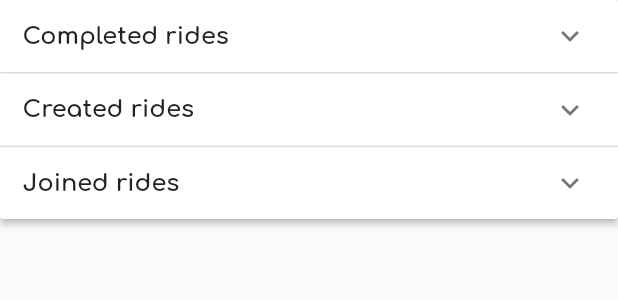
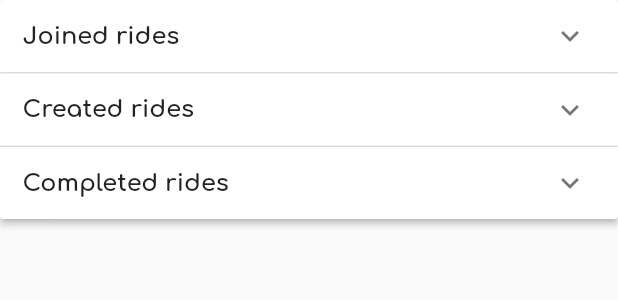
Before and after one commit to tompsota/RideWithMe, a Flutter app: the ProfileExpansionPanel widget shown alone on an empty page, opened directly with empty values, on a phone screen of 412 x 824 dp. Shown: the top 300 px of the screen. Run offline on Flutter 3.47's test engine with Material 2 defaults, Android fonts, the phone set to English and light mode, and no system bars; our stand-ins replace cloud_firestore, firebase_auth, firebase_core, font_awesome_flutter, google_fonts, google_sign_in and 4 more; missing offline and left inert: cloud_firestore_web, firebase_auth_web, firebase_core_web, google_sign_in_web; accounts and stored records are empty; network calls fail.

Commit message:
refactor: switched to combined stream of user's rides in ProfilePage, making it more responsive

```diff
--- a/lib/components/ride/rides_stream_builder.dart
+++ b/lib/components/ride/rides_stream_builder.dart
@@ -16,15 +16,15 @@ class RidesStreamBuilder extends StatelessWidget {
       stream: ridesStream,
       builder: (BuildContext context, AsyncSnapshot<List<RideModel>> snapshot) {
         if (snapshot.hasError) {
-          return Center(child: Text('Something went wrong!'));
+          return Text('Something went wrong!');
         }
 
         if (snapshot.connectionState == ConnectionState.waiting) {
-          return Center(child: Text("Loading rides ..."));
+          return Text("Loading rides ...");
         }
 
         if (!snapshot.hasData || snapshot.data?.length == 0) {
-          return Center(child: Text("No rides to show."));
+          return Text("No rides to show.");
         }
 
         return RidesListView(rides: snapshot.data);
--- a/lib/components/user/profile_expansion_panel.dart
+++ b/lib/components/user/profile_expansion_panel.dart
@@ -1,14 +1,12 @@
 import 'package:collection/collection.dart';
 import 'package:flutter/material.dart';
-import 'package:provider/provider.dart';
+import 'package:ride_with_me/components/ride/rides_list_view.dart';
 import 'package:tuple/tuple.dart';
 
-import '../../controllers/user_state_controller.dart';
-import '../../domain_layer/repositories/db_repository.dart';
-import '../../domain_layer/filters.dart';
+import '../../domain_layer/models/ride_model.dart';
 import '../../domain_layer/models/user_model.dart';
-import '../ride/rides_stream_builder.dart';
 import '../../utils/text.dart';
+
 
 class ProfileExpansionPanel extends StatefulWidget {
   final UserModel user;
@@ -25,17 +23,16 @@ class _ProfileExpansionPanelState extends State<ProfileExpansionPanel> {
   @override
   Widget build(BuildContext context) {
 
-    final ridesRepository = Provider.of<DbRepository>(context, listen: false).ridesRepository;
     final ridesData = [
-      Tuple2<String, List<String>>('Completed rides', widget.user.completedRidesIds),
-      Tuple2<String, List<String>>('Created rides', widget.user.createdRidesIds),
-      Tuple2<String, List<String>>('Joined rides', widget.user.joinedRidesIds),
+      Tuple2<String, List<RideModel>>('Joined rides', widget.user.joinedRides),
+      Tuple2<String, List<RideModel>>('Created rides', widget.user.createdRides),
+      Tuple2<String, List<RideModel>>('Completed rides', widget.user.completedRides),
     ];
 
     return ExpansionPanelList(
       children: ridesData.mapIndexed((i, data) {
-        final String headerTitle = data.item1;
-        final ridesIds = data.item2;
+        final headerTitle = data.item1;
+        final rides = data.item2;
         return ExpansionPanel(
           headerBuilder: (context, isExpanded) {
             return Padding(
@@ -43,7 +40,7 @@ class _ProfileExpansionPanelState extends State<ProfileExpansionPanel> {
               child: MediumText(headerTitle),
             );
           },
-          body: RidesStreamBuilder(ridesStream: ridesRepository.getRidesFromCollection(ridesIds)),
+          body: RidesListView(rides: rides),
           isExpanded: _isExpanded[i],
           canTapOnHeader: true,
         );
--- a/lib/domain_layer/filters.dart
+++ b/lib/domain_layer/filters.dart
@@ -48,7 +48,7 @@ class Filters {
         passesAvgSpeed,
         passesDistance,
         passesClimbing,
-        passesDuration,
+        // passesDuration,
 
       ];
 
--- a/lib/domain_layer/models/user_model.dart
+++ b/lib/domain_layer/models/user_model.dart
@@ -1,3 +1,4 @@
+import 'package:ride_with_me/domain_layer/models/ride_model.dart';
 import 'package:uuid/uuid.dart';
 
 import '../../data_layer/dtos/user.dart';
@@ -20,6 +21,10 @@ class UserModel {
   final List<String> joinedRidesIds;
   final List<String> completedRidesIds;
 
+  late List<RideModel> createdRides;
+  late List<RideModel> joinedRides;
+  late List<RideModel> completedRides;
+
   UserModel({
     required this.id,
     required this.email,
@@ -35,6 +40,9 @@ class UserModel {
     this.createdRidesIds = const [],
     this.joinedRidesIds = const [],
     this.completedRidesIds = const [],
+    this.createdRides = const[],
+    this.joinedRides = const[],
+    this.completedRides = const[],
   });
 
   UserModel.id({
@@ -51,6 +59,9 @@ class UserModel {
     this.createdRidesIds = const [],
     this.joinedRidesIds = const [],
     this.completedRidesIds = const [],
+    this.createdRides = const[],
+    this.joinedRides = const[],
+    this.completedRides = const[],
   }) : id = Uuid().v4();
 
   factory UserModel.fromDto(User user) => UserModel(
--- a/lib/domain_layer/repositories/db_repository.dart
+++ b/lib/domain_layer/repositories/db_repository.dart
@@ -13,7 +13,7 @@ class DbRepository extends ChangeNotifier {
     required UsersApi usersApi,
   }) :
         ridesRepository = RidesRepository(ridesApi: ridesApi, usersApi: usersApi),
-        usersRepository = UsersRepository(usersApi: usersApi);
+        usersRepository = UsersRepository(ridesApi: ridesApi, usersApi: usersApi);
 
   final RidesRepository ridesRepository;
   final UsersRepository usersRepository;
--- a/lib/domain_layer/repositories/users_repository.dart
+++ b/lib/domain_layer/repositories/users_repository.dart
@@ -1,11 +1,14 @@
 import 'package:firebase_auth/firebase_auth.dart';
 import 'package:ride_with_me/data_layer/apis/users_api.dart';
+import 'package:rxdart/rxdart.dart';
 import 'package:tuple/tuple.dart';
 
+import '../../data_layer/apis/rides_api.dart';
 import '../../data_layer/apis/users_api.dart';
 import '../models/ride_model.dart';
 import '../models/user_model.dart';
 import '../filters.dart';
+import '../utils.dart';
 
 
 /// A repository that handles user related requests.
@@ -13,10 +16,13 @@ class UsersRepository {
 
   const UsersRepository({
     required UsersApi usersApi,
+    required RidesApi ridesApi,
   }) :
-        _usersApi = usersApi;
+        _usersApi = usersApi,
+        _ridesApi = ridesApi;
 
   final UsersApi _usersApi;
+  final RidesApi _ridesApi;
 
   /// Provides a stream of all users, filtered out using filter, if provided.
   Stream<List<UserModel>> getUsers([bool Function(UserModel)? filter]) {
@@ -129,6 +135,21 @@ class UsersRepository {
         .asBroadcastStream();
   }
 
+  /// Returns user stream with joined, created and completed rides.
+  /// Use: Gets rid of the the need to obtain each ridesStream individually,
+  ///      making ProfileExpansionPanel more responsive as well.
+  Stream<UserModel> getFullUserStreamById(String id) {
+    final ridesStream = transformStream(_ridesApi.getAllRides(), RideModel.fromDto);
+    final userStream = getUserStreamById(id);
+
+    return Rx.combineLatest2(userStream, ridesStream, (UserModel user, List<RideModel> rides) {
+      user.joinedRides = rides.where((ride) => user.joinedRidesIds.contains(ride.id)).toList();
+      user.createdRides = rides.where((ride) => user.createdRidesIds.contains(ride.id)).toList();
+      user.completedRides = rides.where((ride) => user.completedRidesIds.contains(ride.id)).toList();
+      return user;
+    }).asBroadcastStream();
+  }
+
   Stream<List<UserModel>> getParticipants(RideModel ride) {
     return getUsers(Filters.isParticipant(ride));
   }
--- a/lib/utils/address_search.dart
+++ b/lib/utils/address_search.dart
@@ -40,9 +40,9 @@ class _AddressSearchState extends State<AddressSearch> {
 
   void getSuggestion(String input) async {
     String kPLACESAPIKEY = kGoogleApiKey;
-    // String type = '(regions)'; //TODO maybe add this to query
+    // consider adding the following to the query: String type = '(regions)';
     String baseURL = 'https://maps.googleapis.com/maps/api/place/autocomplete/json';
-    // TODO: if we want to filters cities only then add '&types=%28cities%29' to request
+    // if we want to filters cities only, then add '&types=%28cities%29' to request
     String request =
         '$baseURL?input=$input&key=$kPLACESAPIKEY&sessiontoken=$_sessionToken';
     final response = await http.get(Uri.parse(request), headers: {
```
Also changed, not shown: lib/pages/profile_page.dart (+4 -4 lines).
